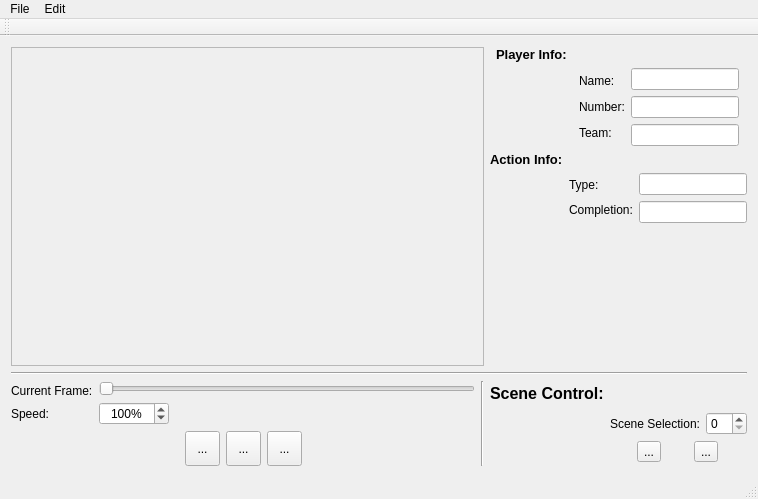
The window that aceval.ui (hzc9107/ACEII) describes before a commit, drawn with Qt 5.
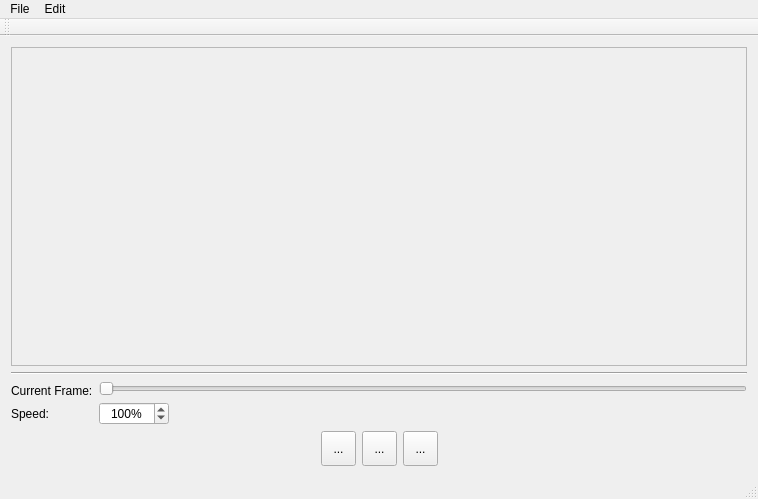
The same window after the commit.

```diff
--- a/aceval.ui
+++ b/aceval.ui
@@ -34,330 +34,7 @@
        </widget>
       </item>
       <item>
-       <layout class="QVBoxLayout" name="verticalLayout_5">
-        <item>
-         <layout class="QGridLayout" name="gridLayout">
-          <item row="0" column="0">
-           <widget class="QLabel" name="label_5">
-            <property name="sizePolicy">
-             <sizepolicy hsizetype="Fixed" vsizetype="Fixed">
-              <horstretch>0</horstretch>
-              <verstretch>0</verstretch>
-             </sizepolicy>
-            </property>
-            <property name="maximumSize">
-             <size>
-              <width>91</width>
-              <height>15</height>
-             </size>
-            </property>
-            <property name="text">
-             <string>&lt;html&gt;&lt;head/&gt;&lt;body&gt;&lt;p&gt;&lt;span style=&quot; font-size:10pt; font-weight:600;&quot;&gt;Player Info:&lt;/span&gt;&lt;/p&gt;&lt;/body&gt;&lt;/html&gt;</string>
-            </property>
-           </widget>
-          </item>
-          <item row="0" column="1">
-           <widget class="QFrame" name="frame">
-            <property name="sizePolicy">
-             <sizepolicy hsizetype="Fixed" vsizetype="Fixed">
-              <horstretch>0</horstretch>
-              <verstretch>0</verstretch>
-             </sizepolicy>
-            </property>
-            <property name="frameShape">
-             <enum>QFrame::StyledPanel</enum>
-            </property>
-            <property name="frameShadow">
-             <enum>QFrame::Raised</enum>
-            </property>
-           </widget>
-          </item>
-          <item row="1" column="0">
-           <widget class="QFrame" name="frame_2">
-            <property name="sizePolicy">
-             <sizepolicy hsizetype="Fixed" vsizetype="Preferred">
-              <horstretch>0</horstretch>
-              <verstretch>0</verstretch>
-             </sizepolicy>
-            </property>
-            <property name="frameShape">
-             <enum>QFrame::StyledPanel</enum>
-            </property>
-            <property name="frameShadow">
-             <enum>QFrame::Raised</enum>
-            </property>
-           </widget>
-          </item>
-          <item row="1" column="1">
-           <layout class="QHBoxLayout" name="horizontalLayout">
-            <item>
-             <layout class="QVBoxLayout" name="verticalLayout_2">
-              <item>
-               <widget class="QLabel" name="label">
-                <property name="sizePolicy">
-                 <sizepolicy hsizetype="Fixed" vsizetype="Fixed">
-                  <horstretch>0</horstretch>
-                  <verstretch>0</verstretch>
-                 </sizepolicy>
-                </property>
-                <property name="maximumSize">
-                 <size>
-                  <width>57</width>
-                  <height>15</height>
-                 </size>
-                </property>
-                <property name="text">
-                 <string>Name:</string>
-                </property>
-               </widget>
-              </item>
-              <item>
-               <widget class="QLabel" name="label_2">
-                <property name="sizePolicy">
-                 <sizepolicy hsizetype="Fixed" vsizetype="Fixed">
-                  <horstretch>0</horstretch>
-                  <verstretch>0</verstretch>
-                 </sizepolicy>
-                </property>
-                <property name="maximumSize">
-                 <size>
-                  <width>57</width>
-                  <height>15</height>
-                 </size>
-                </property>
-                <property name="text">
-                 <string>Number:</string>
-                </property>
-               </widget>
-              </item>
-              <item>
-               <widget class="QLabel" name="label_3">
-                <property name="sizePolicy">
-                 <sizepolicy hsizetype="Fixed" vsizetype="Fixed">
-                  <horstretch>0</horstretch>
-                  <verstretch>0</verstretch>
-                 </sizepolicy>
-                </property>
-                <property name="maximumSize">
-                 <size>
-                  <width>57</width>
-                  <height>15</height>
-                 </size>
-                </property>
-                <property name="text">
-                 <string>Team:</string>
-                </property>
-               </widget>
-              </item>
-             </layout>
-            </item>
-            <item>
-             <layout class="QVBoxLayout" name="verticalLayout">
-              <item>
-               <widget class="QLineEdit" name="lineEdit">
-                <property name="sizePolicy">
-                 <sizepolicy hsizetype="Fixed" vsizetype="Fixed">
-                  <horstretch>0</horstretch>
-                  <verstretch>0</verstretch>
-                 </sizepolicy>
-                </property>
-                <property name="maximumSize">
-                 <size>
-                  <width>113</width>
-                  <height>23</height>
-                 </size>
-                </property>
-               </widget>
-              </item>
-              <item>
-               <widget class="QLineEdit" name="lineEdit_2">
-                <property name="sizePolicy">
-                 <sizepolicy hsizetype="Fixed" vsizetype="Fixed">
-                  <horstretch>0</horstretch>
-                  <verstretch>0</verstretch>
-                 </sizepolicy>
-                </property>
-                <property name="maximumSize">
-                 <size>
-                  <width>113</width>
-                  <height>23</height>
-                 </size>
-                </property>
-               </widget>
-              </item>
-              <item>
-               <widget class="QLineEdit" name="lineEdit_3">
-                <property name="sizePolicy">
-                 <sizepolicy hsizetype="Fixed" vsizetype="Fixed">
-                  <horstretch>0</horstretch>
-                  <verstretch>0</verstretch>
-                 </sizepolicy>
-                </property>
-                <property name="maximumSize">
-                 <size>
-                  <width>113</width>
-                  <height>23</height>
-                 </size>
-                </property>
-               </widget>
-              </item>
-             </layout>
-            </item>
-           </layout>
-          </item>
-         </layout>
-        </item>
-        <item>
-         <layout class="QGridLayout" name="gridLayout_2">
-          <item row="0" column="1">
-           <widget class="QFrame" name="frame_3">
-            <property name="sizePolicy">
-             <sizepolicy hsizetype="Fixed" vsizetype="Fixed">
-              <horstretch>0</horstretch>
-              <verstretch>0</verstretch>
-             </sizepolicy>
-            </property>
-            <property name="frameShape">
-             <enum>QFrame::StyledPanel</enum>
-            </property>
-            <property name="frameShadow">
-             <enum>QFrame::Raised</enum>
-            </property>
-           </widget>
-          </item>
-          <item row="1" column="0">
-           <widget class="QFrame" name="frame_4">
-            <property name="sizePolicy">
-             <sizepolicy hsizetype="Fixed" vsizetype="Fixed">
-              <horstretch>0</horstretch>
-              <verstretch>0</verstretch>
-             </sizepolicy>
-            </property>
-            <property name="frameShape">
-             <enum>QFrame::StyledPanel</enum>
-            </property>
-            <property name="frameShadow">
-             <enum>QFrame::Raised</enum>
-            </property>
-           </widget>
-          </item>
-          <item row="1" column="1">
-           <layout class="QHBoxLayout" name="horizontalLayout_2">
-            <item>
-             <layout class="QVBoxLayout" name="verticalLayout_3">
-              <item>
-               <widget class="QLabel" name="label_6">
-                <property name="sizePolicy">
-                 <sizepolicy hsizetype="Fixed" vsizetype="Fixed">
-                  <horstretch>0</horstretch>
-                  <verstretch>0</verstretch>
-                 </sizepolicy>
-                </property>
-                <property name="maximumSize">
-                 <size>
-                  <width>57</width>
-                  <height>15</height>
-                 </size>
-                </property>
-                <property name="text">
-                 <string>Type:</string>
-                </property>
-               </widget>
-              </item>
-              <item>
-               <widget class="QLabel" name="label_7">
-                <property name="sizePolicy">
-                 <sizepolicy hsizetype="Fixed" vsizetype="Fixed">
-                  <horstretch>0</horstretch>
-                  <verstretch>0</verstretch>
-                 </sizepolicy>
-                </property>
-                <property name="maximumSize">
-                 <size>
-                  <width>84</width>
-                  <height>15</height>
-                 </size>
-                </property>
-                <property name="text">
-                 <string>Completion:</string>
-                </property>
-               </widget>
-              </item>
-             </layout>
-            </item>
-            <item>
-             <layout class="QVBoxLayout" name="verticalLayout_4">
-              <item>
-               <widget class="QLineEdit" name="lineEdit_4">
-                <property name="sizePolicy">
-                 <sizepolicy hsizetype="Fixed" vsizetype="Fixed">
-                  <horstretch>0</horstretch>
-                  <verstretch>0</verstretch>
-                 </sizepolicy>
-                </property>
-                <property name="maximumSize">
-                 <size>
-                  <width>113</width>
-                  <height>23</height>
-                 </size>
-                </property>
-               </widget>
-              </item>
-              <item>
-               <widget class="QLineEdit" name="lineEdit_5">
-                <property name="sizePolicy">
-                 <sizepolicy hsizetype="Fixed" vsizetype="Fixed">
-                  <horstretch>0</horstretch>
-                  <verstretch>0</verstretch>
-                 </sizepolicy>
-                </property>
-                <property name="maximumSize">
-                 <size>
-                  <width>113</width>
-                  <height>23</height>
-                 </size>
-                </property>
-               </widget>
-              </item>
-             </layout>
-            </item>
-           </layout>
-          </item>
-          <item row="0" column="0">
-           <widget class="QLabel" name="label_8">
-            <property name="sizePolicy">
-             <sizepolicy hsizetype="Fixed" vsizetype="Fixed">
-              <horstretch>0</horstretch>
-              <verstretch>0</verstretch>
-             </sizepolicy>
-            </property>
-            <property name="maximumSize">
-             <size>
-              <width>91</width>
-              <height>15</height>
-             </size>
-            </property>
-            <property name="text">
-             <string>&lt;html&gt;&lt;head/&gt;&lt;body&gt;&lt;p&gt;&lt;span style=&quot; font-size:10pt; font-weight:600;&quot;&gt;Action Info:&lt;/span&gt;&lt;/p&gt;&lt;/body&gt;&lt;/html&gt;</string>
-            </property>
-           </widget>
-          </item>
-         </layout>
-        </item>
-        <item>
-         <spacer name="verticalSpacer">
-          <property name="orientation">
-           <enum>Qt::Vertical</enum>
-          </property>
-          <property name="sizeHint" stdset="0">
-           <size>
-            <width>20</width>
-            <height>40</height>
-           </size>
-          </property>
-         </spacer>
-        </item>
-       </layout>
+       <layout class="QVBoxLayout" name="verticalLayout_5"/>
       </item>
      </layout>
     </item>
@@ -528,116 +205,6 @@
         </item>
        </layout>
       </item>
-      <item>
-       <widget class="Line" name="line">
-        <property name="orientation">
-         <enum>Qt::Vertical</enum>
-        </property>
-       </widget>
-      </item>
-      <item>
-       <layout class="QGridLayout" name="gridLayout_4">
-        <item row="0" column="0">
-         <widget class="QLabel" name="label_9">
-          <property name="sizePolicy">
-           <sizepolicy hsizetype="Fixed" vsizetype="Fixed">
-            <horstretch>0</horstretch>
-            <verstretch>0</verstretch>
-           </sizepolicy>
-          </property>
-          <property name="maximumSize">
-           <size>
-            <width>200</width>
-            <height>40</height>
-           </size>
-          </property>
-          <property name="text">
-           <string>&lt;html&gt;&lt;head/&gt;&lt;body&gt;&lt;p&gt;&lt;span style=&quot; font-size:12pt; font-weight:600;&quot;&gt;Scene Control:&lt;/span&gt;&lt;/p&gt;&lt;/body&gt;&lt;/html&gt;</string>
-          </property>
-         </widget>
-        </item>
-        <item row="0" column="1">
-         <widget class="QFrame" name="frame_5">
-          <property name="sizePolicy">
-           <sizepolicy hsizetype="Fixed" vsizetype="Fixed">
-            <horstretch>0</horstretch>
-            <verstretch>0</verstretch>
-           </sizepolicy>
-          </property>
-          <property name="frameShape">
-           <enum>QFrame::StyledPanel</enum>
-          </property>
-          <property name="frameShadow">
-           <enum>QFrame::Raised</enum>
-          </property>
-         </widget>
-        </item>
-        <item row="1" column="0">
-         <widget class="QFrame" name="frame_6">
-          <property name="sizePolicy">
-           <sizepolicy hsizetype="Fixed" vsizetype="Fixed">
-            <horstretch>0</horstretch>
-            <verstretch>0</verstretch>
-           </sizepolicy>
-          </property>
-          <property name="frameShape">
-           <enum>QFrame::StyledPanel</enum>
-          </property>
-          <property name="frameShadow">
-           <enum>QFrame::Raised</enum>
-          </property>
-         </widget>
-        </item>
-        <item row="1" column="1">
-         <layout class="QVBoxLayout" name="verticalLayout_6">
-          <item>
-           <layout class="QHBoxLayout" name="horizontalLayout_4">
-            <item>
-             <widget class="QLabel" name="label_10">
-              <property name="sizePolicy">
-               <sizepolicy hsizetype="Fixed" vsizetype="Fixed">
-                <horstretch>0</horstretch>
-                <verstretch>0</verstretch>
-               </sizepolicy>
-              </property>
-              <property name="maximumSize">
-               <size>
-                <width>111</width>
-                <height>15</height>
-               </size>
-              </property>
-              <property name="text">
-               <string>Scene Selection:</string>
-              </property>
-             </widget>
-            </item>
-            <item>
-             <widget class="QSpinBox" name="spinBox"/>
-            </item>
-           </layout>
-          </item>
-          <item>
-           <layout class="QHBoxLayout" name="horizontalLayout_3">
-            <item>
-             <widget class="QToolButton" name="toolButton">
-              <property name="text">
-               <string>...</string>
-              </property>
-             </widget>
-            </item>
-            <item>
-             <widget class="QToolButton" name="toolButton_2">
-              <property name="text">
-               <string>...</string>
-              </property>
-             </widget>
-            </item>
-           </layout>
-          </item>
-         </layout>
-        </item>
-       </layout>
-      </item>
      </layout>
     </item>
    </layout>
```
